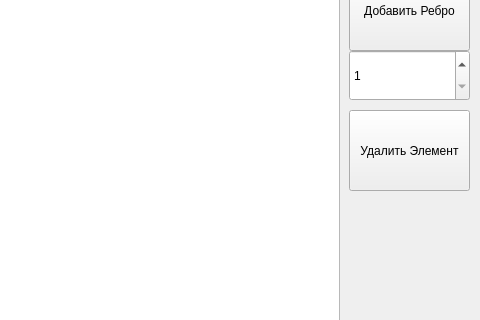
The window that TSP_/dialog.ui (MMblW/MihailMazunin_ARM) describes before a commit, drawn with Qt 5; both pictures show x 431 to 911 and y 130 to 450 of the 911 by 562 pixel window.
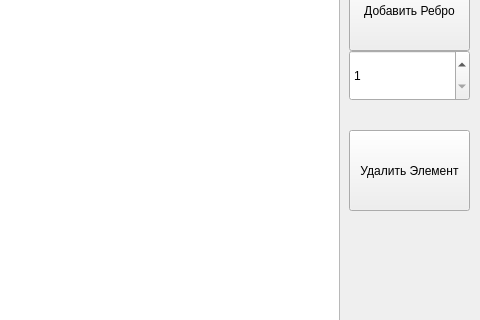
The same window after the commit.

Patch:
```diff
--- a/TSP_/dialog.ui
+++ b/TSP_/dialog.ui
@@ -92,7 +92,7 @@
    <property name="geometry">
     <rect>
      <x>780</x>
-     <y>240</y>
+     <y>260</y>
      <width>121</width>
      <height>81</height>
     </rect>
```
